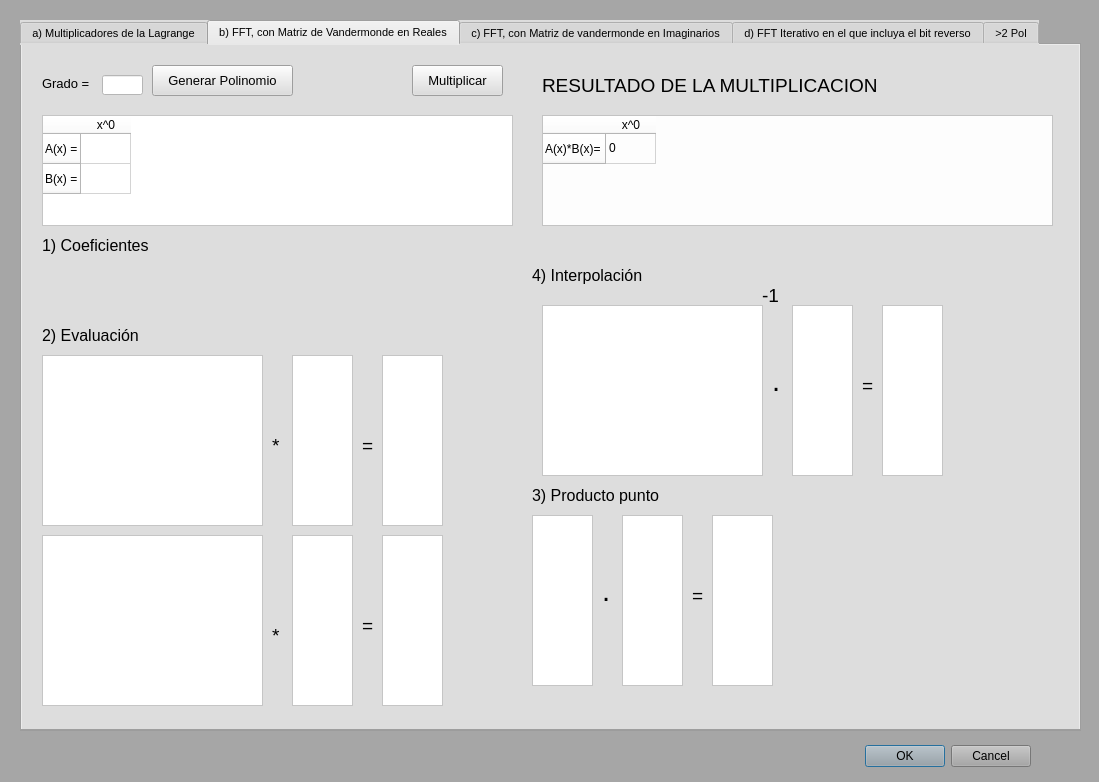
The window that formulario/formu.ui (vanesa1221/MultiplicacionPolinomios) describes before a commit, drawn with Qt 5.
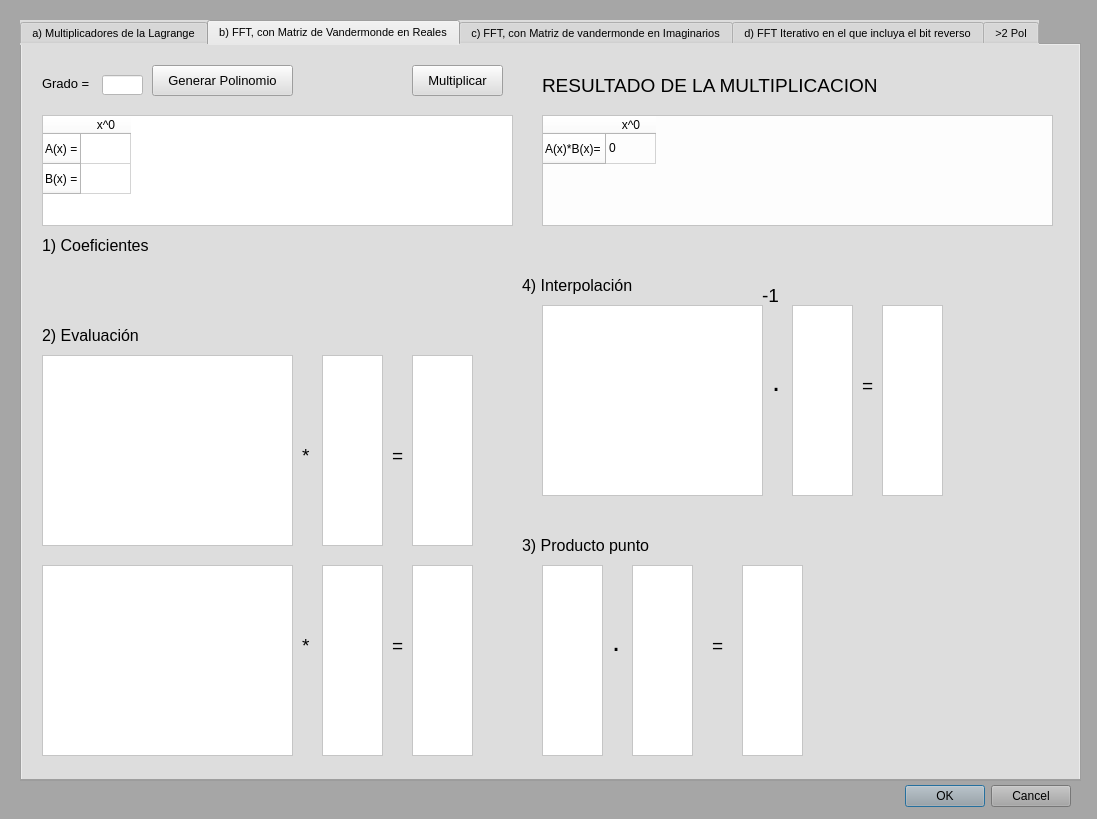
The same window after the commit. The open tabs and pages were chosen to show the change.

Commit message: vFinal_Exposicion

The edit to the form file:
```diff
--- a/formulario/formu.ui
+++ b/formulario/formu.ui
@@ -6,8 +6,8 @@
    <rect>
     <x>0</x>
     <y>0</y>
-    <width>1099</width>
-    <height>782</height>
+    <width>1097</width>
+    <height>819</height>
    </rect>
   </property>
   <property name="windowTitle">
@@ -22,8 +22,8 @@
   <widget class="QDialogButtonBox" name="buttonBox">
    <property name="geometry">
     <rect>
-     <x>860</x>
-     <y>740</y>
+     <x>900</x>
+     <y>780</y>
      <width>171</width>
      <height>32</height>
     </rect>
@@ -41,7 +41,7 @@
      <x>20</x>
      <y>20</y>
      <width>1061</width>
-     <height>711</height>
+     <height>761</height>
     </rect>
    </property>
    <property name="font">
@@ -220,10 +220,10 @@
     <widget class="QTableWidget" name="tablaVectorMB">
      <property name="geometry">
       <rect>
-       <x>360</x>
-       <y>490</y>
+       <x>390</x>
+       <y>520</y>
        <width>61</width>
-       <height>171</height>
+       <height>191</height>
       </rect>
      </property>
      <property name="styleSheet">
@@ -260,10 +260,10 @@
     <widget class="QTableWidget" name="tablaVectorB">
      <property name="geometry">
       <rect>
-       <x>270</x>
-       <y>490</y>
+       <x>300</x>
+       <y>520</y>
        <width>61</width>
-       <height>171</height>
+       <height>191</height>
       </rect>
      </property>
      <property name="styleSheet">
@@ -283,9 +283,9 @@
      <property name="geometry">
       <rect>
        <x>20</x>
-       <y>490</y>
-       <width>221</width>
-       <height>171</height>
+       <y>520</y>
+       <width>251</width>
+       <height>191</height>
       </rect>
      </property>
      <property name="styleSheet">
@@ -304,10 +304,10 @@
     <widget class="QTableWidget" name="tablaVectorA">
      <property name="geometry">
       <rect>
-       <x>270</x>
+       <x>300</x>
        <y>310</y>
        <width>61</width>
-       <height>171</height>
+       <height>191</height>
       </rect>
      </property>
      <property name="styleSheet">
@@ -326,8 +326,8 @@
     <widget class="QLabel" name="lblResultadoMatriz_7">
      <property name="geometry">
       <rect>
-       <x>340</x>
-       <y>390</y>
+       <x>370</x>
+       <y>400</y>
        <width>16</width>
        <height>20</height>
       </rect>
@@ -346,8 +346,8 @@
       <rect>
        <x>20</x>
        <y>310</y>
-       <width>221</width>
-       <height>171</height>
+       <width>251</width>
+       <height>191</height>
       </rect>
      </property>
      <property name="styleSheet">
@@ -366,8 +366,8 @@
     <widget class="QLabel" name="lblResultadoMatriz_8">
      <property name="geometry">
       <rect>
-       <x>340</x>
-       <y>570</y>
+       <x>370</x>
+       <y>590</y>
        <width>16</width>
        <height>20</height>
       </rect>
@@ -384,8 +384,8 @@
     <widget class="QLabel" name="lblResultadoMatriz_6">
      <property name="geometry">
       <rect>
-       <x>250</x>
-       <y>580</y>
+       <x>280</x>
+       <y>590</y>
        <width>16</width>
        <height>20</height>
       </rect>
@@ -505,10 +505,10 @@
     <widget class="QTableWidget" name="tablaVectorMA">
      <property name="geometry">
       <rect>
-       <x>360</x>
+       <x>390</x>
        <y>310</y>
        <width>61</width>
-       <height>171</height>
+       <height>191</height>
       </rect>
      </property>
      <property name="styleSheet">
@@ -527,8 +527,8 @@
     <widget class="QLabel" name="lblResultadoMatriz_5">
      <property name="geometry">
       <rect>
-       <x>250</x>
-       <y>390</y>
+       <x>280</x>
+       <y>400</y>
        <width>16</width>
        <height>20</height>
       </rect>
@@ -597,7 +597,7 @@
        <x>860</x>
        <y>260</y>
        <width>61</width>
-       <height>171</height>
+       <height>191</height>
       </rect>
      </property>
      <property name="styleSheet">
@@ -634,10 +634,10 @@
     <widget class="QTableWidget" name="tablaVectorMB_2">
      <property name="geometry">
       <rect>
-       <x>600</x>
-       <y>470</y>
+       <x>610</x>
+       <y>520</y>
        <width>61</width>
-       <height>171</height>
+       <height>191</height>
       </rect>
      </property>
      <property name="styleSheet">
@@ -656,10 +656,10 @@
     <widget class="QTableWidget" name="tablaVectorMA_2">
      <property name="geometry">
       <rect>
-       <x>510</x>
-       <y>470</y>
+       <x>520</x>
+       <y>520</y>
        <width>61</width>
-       <height>171</height>
+       <height>191</height>
       </rect>
      </property>
      <property name="styleSheet">
@@ -678,8 +678,8 @@
     <widget class="QLabel" name="lblResultadoMatriz_12">
      <property name="geometry">
       <rect>
-       <x>510</x>
-       <y>220</y>
+       <x>500</x>
+       <y>230</y>
        <width>121</width>
        <height>20</height>
       </rect>
@@ -714,8 +714,8 @@
     <widget class="QLabel" name="lblResultadoMatriz_9">
      <property name="geometry">
       <rect>
-       <x>510</x>
-       <y>440</y>
+       <x>500</x>
+       <y>490</y>
        <width>131</width>
        <height>20</height>
       </rect>
@@ -732,8 +732,8 @@
     <widget class="QLabel" name="lblResultadoMatriz_11">
      <property name="geometry">
       <rect>
-       <x>580</x>
-       <y>530</y>
+       <x>590</x>
+       <y>580</y>
        <width>16</width>
        <height>31</height>
       </rect>
@@ -753,7 +753,7 @@
        <x>520</x>
        <y>260</y>
        <width>221</width>
-       <height>171</height>
+       <height>191</height>
       </rect>
      </property>
      <property name="styleSheet">
@@ -772,8 +772,8 @@
     <widget class="QLabel" name="lblResultadoMatriz_10">
      <property name="geometry">
       <rect>
-       <x>670</x>
-       <y>540</y>
+       <x>690</x>
+       <y>590</y>
        <width>16</width>
        <height>20</height>
       </rect>
@@ -793,7 +793,7 @@
        <x>770</x>
        <y>260</y>
        <width>61</width>
-       <height>171</height>
+       <height>191</height>
       </rect>
      </property>
      <property name="styleSheet">
@@ -879,10 +879,10 @@
     <widget class="QTableWidget" name="tablaProductoPunto">
      <property name="geometry">
       <rect>
-       <x>690</x>
-       <y>470</y>
+       <x>720</x>
+       <y>520</y>
        <width>61</width>
-       <height>171</height>
+       <height>191</height>
       </rect>
      </property>
      <property name="styleSheet">
```
Left out of the diff: 54 changed lines with no effect on the pictures.
